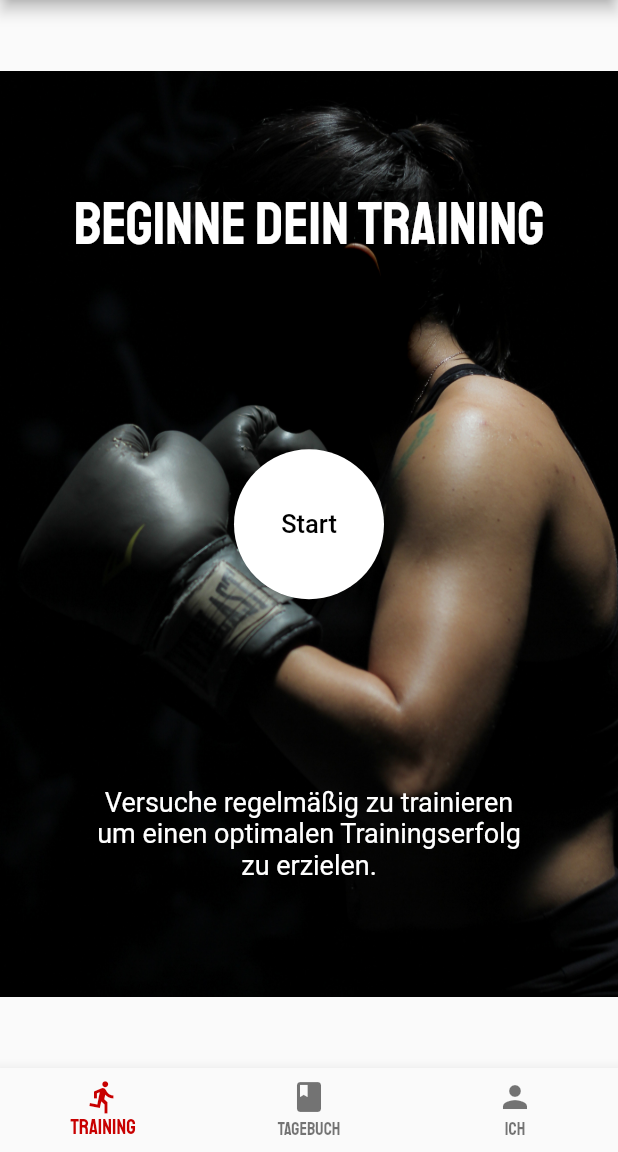
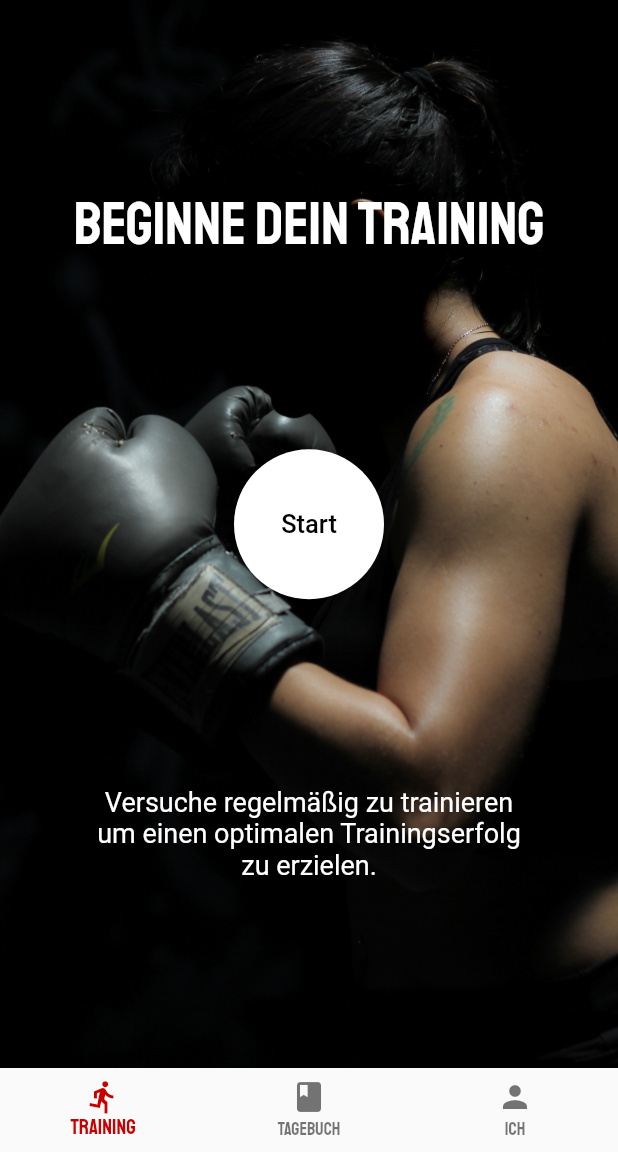
Before and after one commit to tabearunzheimer/boxing_app, a Flutter app: the screen it shows after launch, on a phone screen of 412 x 824 dp, the part 84-1236 px from its top. Run offline on Flutter 3.47's test engine with Material 2 defaults, Android fonts, the phone set to English and light mode, and no system bars; our stand-ins replace flutter_calendar_carousel, shared_preferences.

```diff
--- a/lib/screens/home_screen.dart
+++ b/lib/screens/home_screen.dart
@@ -62,28 +62,17 @@ class _HomeScreenState extends State<HomeScreen> {
   }
 
   Widget buildBackgroundImage(){
-    if (MediaQuery.of(context).size.width > MediaQuery.of(context).size.height){
       return Container(
         width: MediaQuery.of(context).size.width,
         height: MediaQuery.of(context).size.height,
         child: new Image.asset(
           'assets/img/female_boxer.jpg',
-          fit: BoxFit.fitHeight,
-          //height: 900.0,
-        ),
-      );
-    } else {
-      return Container(
-        width: MediaQuery.of(context).size.width,
-        height: MediaQuery.of(context).size.height,
-        child: new Image.asset(
-          'assets/img/female_boxer.jpg',
-          fit: BoxFit.fitWidth,
+          fit: BoxFit.cover,
           //height: 900.0,
         ),
       );
     }
-  }
+
 
   void startChooseWorkout() {
     print("Change to Choose-Workout-Style-Screen");
```
Also changed, not shown: lib/helper/SharedPreferencesHelper.dart (added, +17 -0 lines), lib/screens/diary_screen.dart (+29 -16 lines), lib/screens/me_screen.dart (+36 -49 lines).
